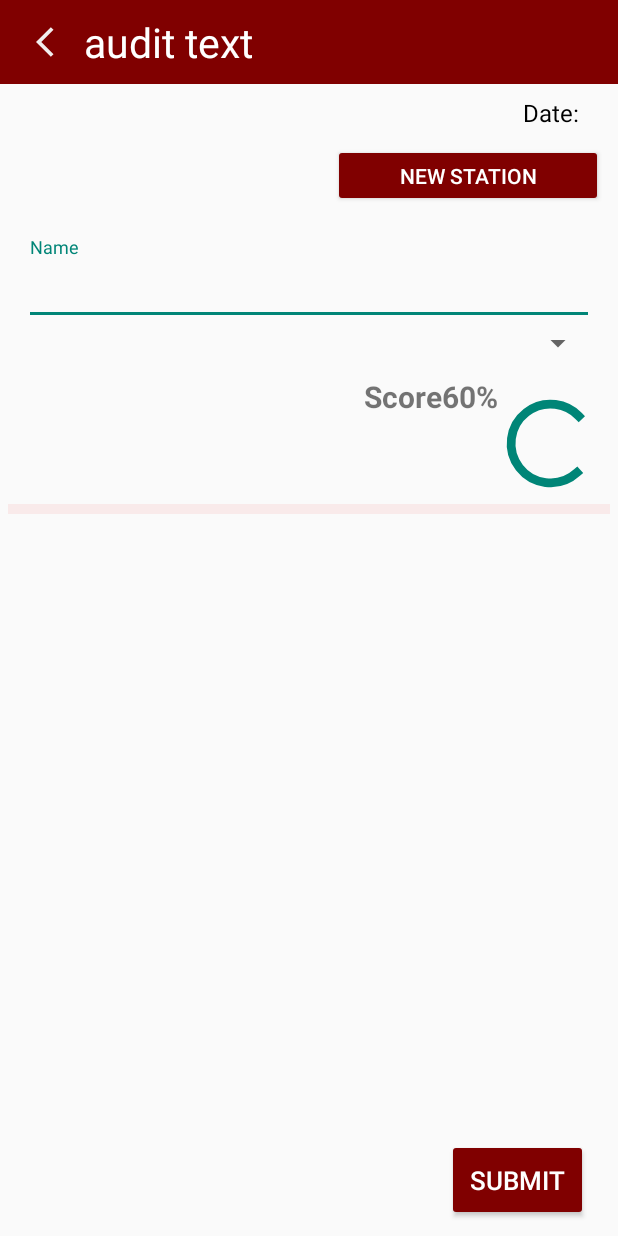
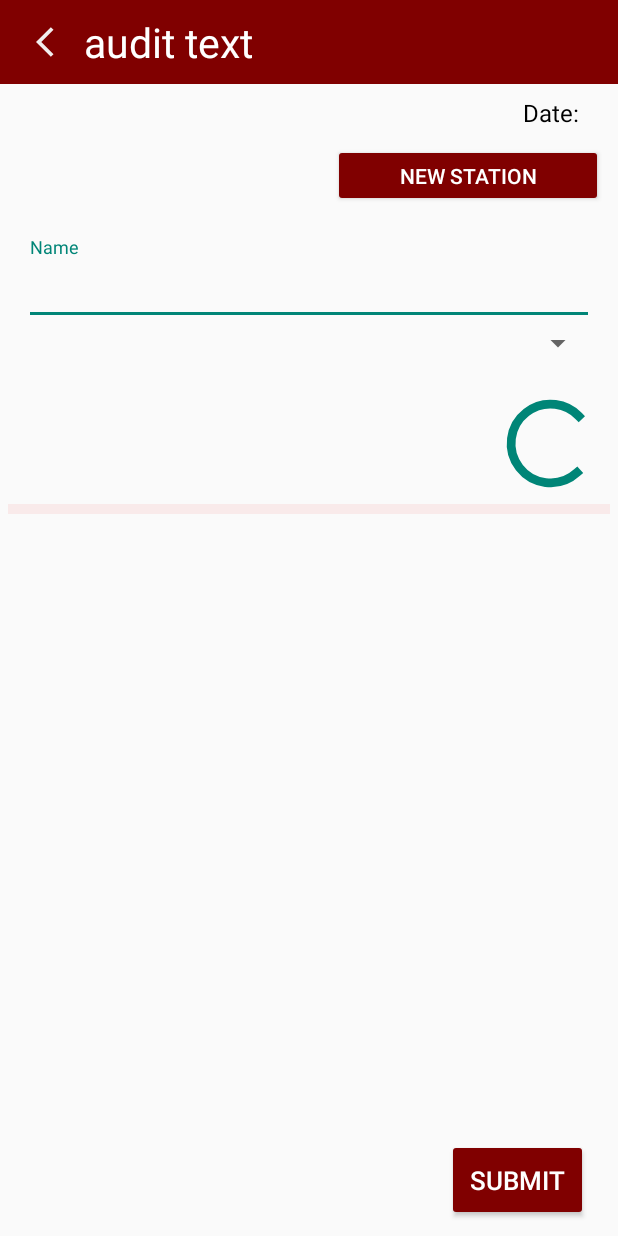
Before and after one commit to mwisemarierose/CPQI_CPSI_App, an Android app: the layout activity_categories.xml on its own in the app's theme, with its tools: preview values and no code run, on a phone screen of 412 x 824 dp. Run offline under Robolectric (Android 15) with nearby library versions, the phone set to English and light mode, and no system bars; plain views replace CircularProgressBar.

```diff
--- a/app/src/main/java/com/example/tnsapp/AddnewActivity.kt
+++ b/app/src/main/java/com/example/tnsapp/AddnewActivity.kt
@@ -71,7 +71,6 @@ class AddNewActivity : AppCompatActivity(), AddNewListAdapter.OnItemClickListene
             openCategoryActivity(auditId, audit)
         }
 
-
         // Remove date filtering logic here
         val result = getAnswers.map {
             RecordedAudit(null, it.auditId.toInt(), cwsName = it.cwsName,
--- a/app/src/main/java/com/example/tnsapp/data/cpDao.kt
+++ b/app/src/main/java/com/example/tnsapp/data/cpDao.kt
@@ -23,6 +23,8 @@ interface AnswersDao {
 
     @Delete
     suspend fun delete(answer: Answers)
+    @Query("SELECT COUNT(*) > 0 FROM answers WHERE cws_name = :cwsName")
+    fun hasCompletedAudit(cwsName: String): Boolean
 }
 @Dao
 interface CwsDao {
--- a/app/src/main/res/layout/activity_categories.xml
+++ b/app/src/main/res/layout/activity_categories.xml
@@ -97,23 +97,23 @@
             android:layout_gravity="end"
             android:orientation="horizontal">
 
-            <TextView
-                android:id="@+id/scoreText"
-                android:layout_width="wrap_content"
-                android:layout_height="wrap_content"
-                android:layout_marginTop="10dp"
-                android:text="@string/score"
-                android:textSize="20sp"
-                android:textStyle="bold" />
+<!--            <TextView-->
+<!--                android:id="@+id/scoreText"-->
+<!--                android:layout_width="wrap_content"-->
+<!--                android:layout_height="wrap_content"-->
+<!--                android:layout_marginTop="10dp"-->
+<!--                android:text="@string/score"-->
+<!--                android:textSize="20sp"-->
+<!--                android:textStyle="bold" />-->
 
-            <TextView
-                android:id="@+id/percentageText"
-                android:layout_width="wrap_content"
-                android:layout_height="wrap_content"
-                android:layout_marginTop="10dp"
-                android:text="60%"
-                android:textSize="20sp"
-                android:textStyle="bold" />
+<!--            <TextView-->
+<!--                android:id="@+id/percentageText"-->
+<!--                android:layout_width="wrap_content"-->
+<!--                android:layout_height="wrap_content"-->
+<!--                android:layout_marginTop="10dp"-->
+<!--                android:text="60%"-->
+<!--                android:textSize="20sp"-->
+<!--                android:textStyle="bold" />-->
 
             <com.mikhaellopez.circularprogressbar.CircularProgressBar
                 android:id="@+id/scoreProgressBar"
--- a/app/src/main/res/layout/newstation.xml
+++ b/app/src/main/res/layout/newstation.xml
@@ -51,6 +51,8 @@
         app:sliderIndicatorUnselectedColor="#FFF"
         app:sliderScrollTimeInSec="3" />
     <!-- Input Fields -->
+
+
     <LinearLayout
         android:layout_width="wrap_content"
         android:layout_height="match_parent"
--- a/app/src/main/res/values/strings.xml
+++ b/app/src/main/res/values/strings.xml
@@ -38,6 +38,8 @@
     <string name="no_items_to_display">No items to display</string>
     <string name="missing_field_error_alert_msg">Some Fields Are Empty</string>
     <string name="select_cws_name">Select CWS Name</string>
+    <string name="toast_message">"CWS added successfully"</string>
+    <string name="toast_message1">""CWS already exists""</string>
 
     <string-array name="languages" translatable="false">
         <item>English</item>
```
Also changed, not shown: app/src/main/java/com/example/tnsapp/CategoriesActivity.kt (+32 -21 lines), app/src/main/java/com/example/tnsapp/NewstationActivity.kt (+11 -5 lines), app/src/main/res/drawable/donna.jpg (added), app/src/main/res/drawable/inside.jpg (added), 1 other file.
